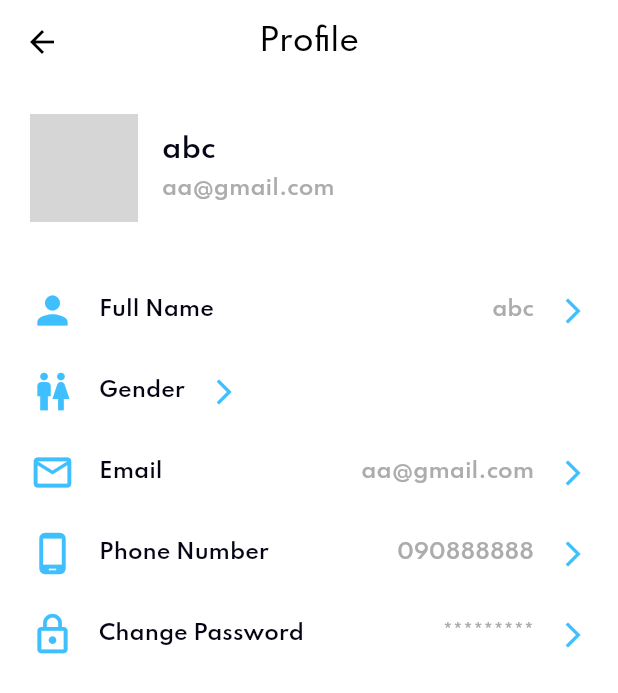
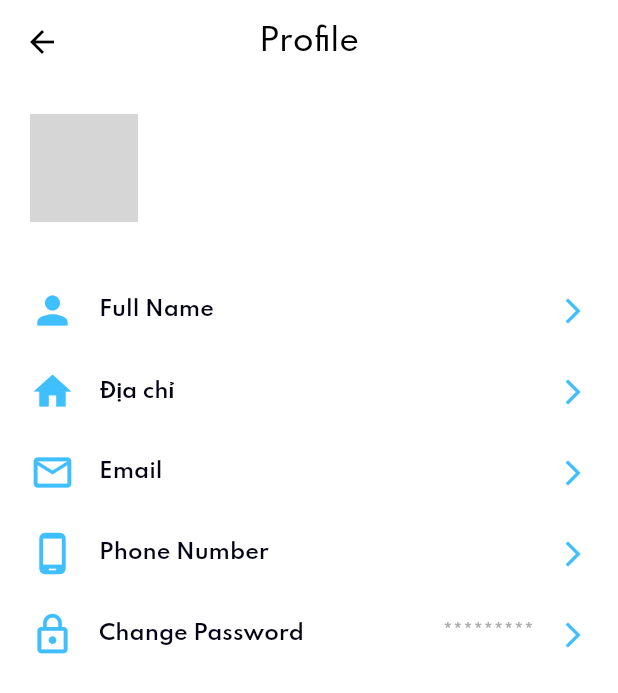
Before and after one commit to yuhlee610/bachhoaxanh, a Flutter app: the ProfileScreen screen opened by its route, on a phone screen of 412 x 824 dp. Shown: the top 693 px of the screen. Run offline on Flutter 3.47's test engine with Material 2 defaults, Android fonts, the phone set to English and light mode, and no system bars; our stand-ins replace carousel_slider, cloud_firestore, firebase_auth, firebase_core; missing offline and left inert: flutter_braintree; accounts and stored records are empty; network calls fail; grey boxes are pictures that could not be loaded.

```diff
--- a/lib/constant.dart
+++ b/lib/constant.dart
@@ -20,6 +20,7 @@ const orderDetailRoute = '/orderDetail';
 const profileRoute = '/profile';
 const searchRoute = '/search';
 const addressRoute = '/address';
+const updateAddressRoute = '/updateAddress';
 
 const sandboxKey = 'sandbox_bntcz459_6zpmdy8vhqp7ry6w';
 
--- a/lib/main.dart
+++ b/lib/main.dart
@@ -13,6 +13,7 @@ import 'package:bachhoaxanh/screens/order_detail_screen.dart';
 import 'package:bachhoaxanh/screens/order_screen.dart';
 import 'package:bachhoaxanh/screens/profile_screen.dart';
 import 'package:bachhoaxanh/screens/register_screen.dart';
+import 'package:bachhoaxanh/screens/update_address_screen.dart';
 import 'package:firebase_core/firebase_core.dart';
 import 'package:flutter/material.dart';
 import 'package:provider/provider.dart';
@@ -58,7 +59,8 @@ class MyApp extends StatelessWidget {
         orderRoute: (context) => OrderScreen(),
         orderDetailRoute: (context) => OrderDetailScreen(),
         profileRoute: (context) => ProfileScreen(),
-        addressRoute: (context) => AddressScreen()
+        addressRoute: (context) => AddressScreen(),
+        updateAddressRoute: (context) => UpdateAddressScreen()
       },
       initialRoute: loginRoute,
     );
--- a/lib/screens/profile_screen.dart
+++ b/lib/screens/profile_screen.dart
@@ -1,20 +1,17 @@
+import 'package:bachhoaxanh/providers/UserProvider.dart';
 import 'package:flutter/material.dart';
+import 'package:provider/provider.dart';
 
 import '../constant.dart';
 import '../models/user.dart';
 
 class ProfileScreen extends StatelessWidget {
-  UserModel user = new UserModel(
-      id: '123',
-      name: 'abc',
-      email: 'aa@gmail.com',
-      address: ['address1', 'address2'],
-      phoneNumber: '090888888');
-
   ProfileScreen({Key? key}) : super(key: key);
 
   @override
   Widget build(BuildContext context) {
+    UserModel user = Provider.of<UserProvider>(context).user;
+
     return Scaffold(
       appBar: AppBar(
         elevation: 0,
@@ -37,7 +34,7 @@ class ProfileScreen extends StatelessWidget {
                   ClipRRect(
                     borderRadius: BorderRadius.circular(90),
                     child: Image.network(
-                      'https://ui-avatars.com/api/?name=${user.name}&&background=F08080&&color=ffffff',
+                      'https://ui-avatars.com/api/?name=${user.name}&&background=40BFFF&&color=ffffff',
                       fit: BoxFit.cover,
                       width: 72,
                       height: 72,
@@ -120,24 +117,26 @@ class ProfileScreen extends StatelessWidget {
               ),
               GestureDetector(
                 onTap: () {
-                  print('tap Gender');
+                  Navigator.pushNamed(context, updateAddressRoute);
                 },
                 child: Padding(
                   padding: const EdgeInsets.symmetric(vertical: 12),
                   child: Row(
                     children: [
                       Icon(
-                        Icons.wc_outlined,
+                        Icons.home,
                         color: primaryColor,
                         size: 30,
                       ),
                       SizedBox(
                         width: 16,
                       ),
-                      Text(
-                        'Gender',
-                        style: TextStyle(
-                            fontFamily: 'Spartan', fontWeight: FontWeight.w600),
+                      Expanded(
+                        child: Text(
+                          'Địa chỉ',
+                          style: TextStyle(
+                              fontFamily: 'Spartan', fontWeight: FontWeight.w600),
+                        ),
                       ),
                       SizedBox(
                         width: 16,
```
Also changed, not shown: lib/providers/UserProvider.dart (+24 -5 lines), lib/screens/update_address_screen.dart (added, +147 -0 lines).
